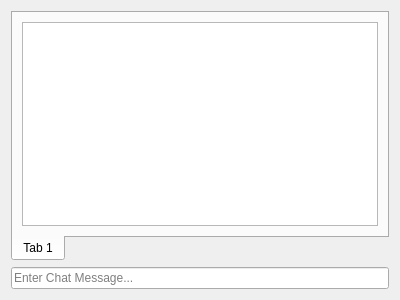
Old version of the form chat/src/chatwidget.ui in the repository arcane-chat/arcane-chat.
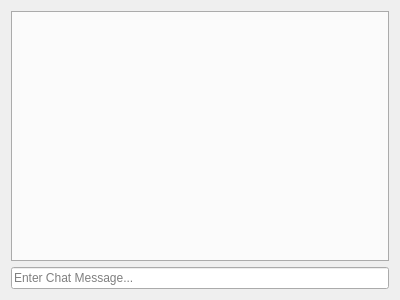
New version of the form.

Commit message: add gst debugging and remove the default tab in chat

```diff
--- a/chat/src/chatwidget.ui
+++ b/chat/src/chatwidget.ui
@@ -22,16 +22,6 @@
      <property name="currentIndex">
       <number>0</number>
      </property>
-     <widget class="QWidget" name="tab">
-      <attribute name="title">
-       <string>Tab 1</string>
-      </attribute>
-      <layout class="QVBoxLayout" name="verticalLayout_2">
-       <item>
-        <widget class="QTextBrowser" name="textBrowser"/>
-       </item>
-      </layout>
-     </widget>
     </widget>
    </item>
    <item>
```
Left out of the diff: 2 changed lines with no effect on the pictures. The commit also changes 3 other files.
